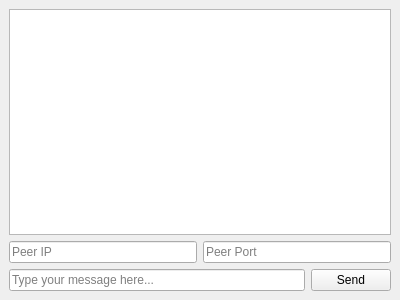
The window that src/ui/mainwindow.ui (OmerMersin/p2p) describes before a commit, drawn with Qt 5.
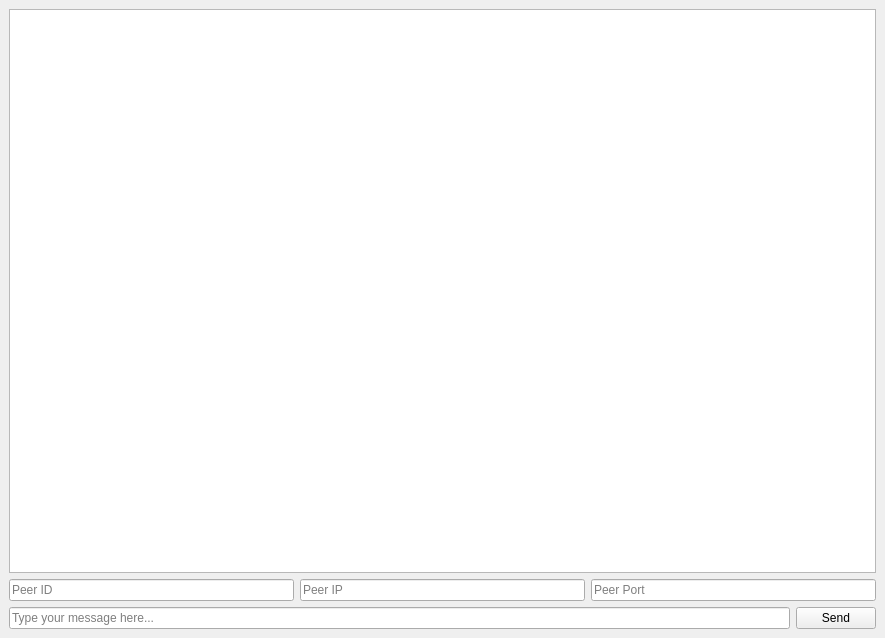
The same window after the commit.

What changed in the file:
```diff
--- a/src/ui/mainwindow.ui
+++ b/src/ui/mainwindow.ui
@@ -6,8 +6,8 @@
    <rect>
     <x>0</x>
     <y>0</y>
-    <width>400</width>
-    <height>300</height>
+    <width>885</width>
+    <height>638</height>
    </rect>
   </property>
   <property name="windowTitle">
@@ -20,6 +20,13 @@
     </item>
     <item>
      <layout class="QHBoxLayout" name="horizontalLayout">
+           <item>
+            <widget class="QLineEdit" name="peerIDInput">
+             <property name="placeholderText">
+              <string>Peer ID</string>
+             </property>
+            </widget>
+           </item>
       <item>
        <widget class="QLineEdit" name="peerIPInput">
         <property name="placeholderText">
```
Left out of the diff: 4 changed lines with no effect on the pictures.
